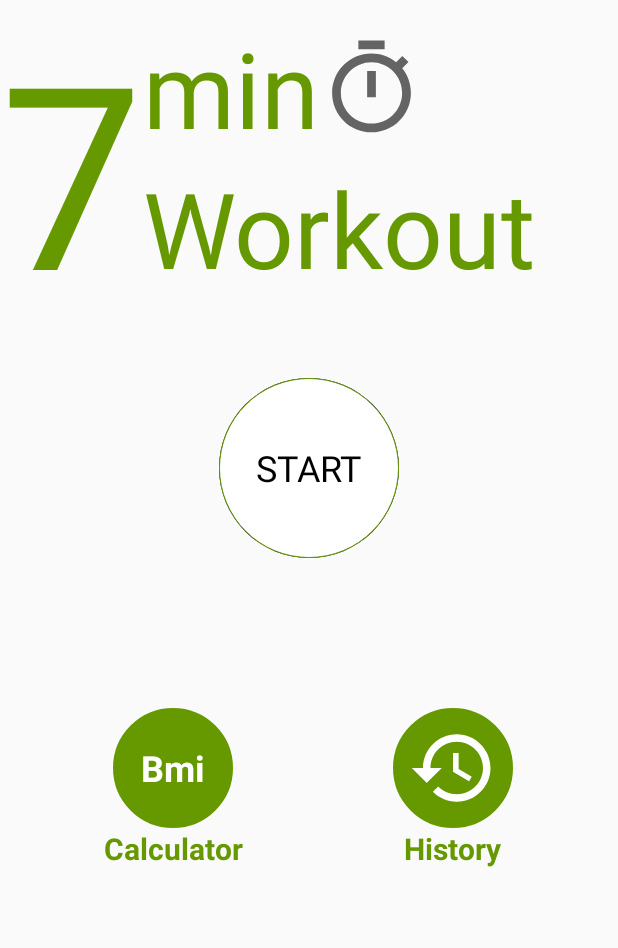
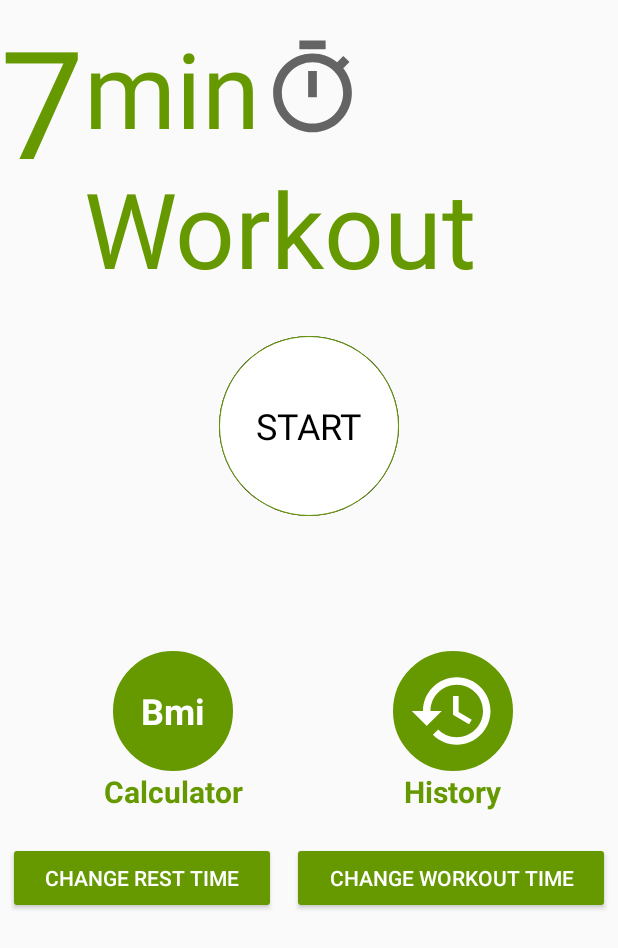
Before and after one commit to RenijS/Android_WorkoutApp_Kotlin, an Android app: the screen it shows after launch (MainActivity), on a phone screen of 412 x 824 dp. Shown: the top 948 px of the screen. Run offline under Robolectric (Android 15) with nearby library versions, the phone set to English and light mode, and no system bars.

Commit message:
7MinWorkoutApp V3

```diff
--- a/app/src/main/res/layout/activity_main.xml
+++ b/app/src/main/res/layout/activity_main.xml
@@ -11,7 +11,7 @@
         android:layout_width="wrap_content"
         android:layout_height="wrap_content"
         android:text="@string/_7"
-        android:textSize="170sp"
+        android:textSize="100sp"
         android:textColor="@android:color/holo_green_dark"
         app:layout_constraintStart_toStartOf="parent"
         app:layout_constraintTop_toTopOf="parent" />
@@ -37,7 +37,7 @@
         android:contentDescription="@string/time" />
 
     <TextView
-        android:id="@+id/textView3"
+        android:id="@+id/tvWorkout"
         android:layout_width="wrap_content"
         android:layout_height="wrap_content"
         android:text="@string/workout"
@@ -56,7 +56,7 @@
         app:layout_constraintEnd_toEndOf="parent"
         app:layout_constraintHorizontal_bias="1.0"
         app:layout_constraintStart_toStartOf="parent"
-        app:layout_constraintTop_toBottomOf="@id/tv7"
+        app:layout_constraintTop_toBottomOf="@id/tvWorkout"
         app:layout_constraintVertical_bias="0.0">
 
         <LinearLayout
@@ -81,7 +81,7 @@
             android:orientation="horizontal"
             android:gravity="center"
             android:baselineAligned="false"
-            android:layout_marginTop="100dp">
+            android:layout_marginTop="90dp">
 
             <LinearLayout
                 android:layout_width="wrap_content"
@@ -143,6 +143,32 @@
             </LinearLayout>
         </LinearLayout>
 
+        <LinearLayout
+            android:layout_width="match_parent"
+            android:layout_height="wrap_content"
+            android:orientation="horizontal"
+            android:layout_marginTop="20dp">
+
+            <Button
+                android:id="@+id/buttonChangeRestTime"
+                android:layout_width="wrap_content"
+                android:layout_height="wrap_content"
+                android:text="@string/change_rest_time"
+                android:layout_weight="1"
+                android:layout_marginEnd="5dp"
+                android:textColor="@color/white"
+                android:backgroundTint="@android:color/holo_green_dark"/>
+            <Button
+                android:id="@+id/buttonChangeWorkoutTime"
+                android:layout_width="wrap_content"
+                android:layout_height="wrap_content"
+                android:text="@string/change_workout_time"
+                android:layout_weight="1"
+                android:layout_marginStart="5dp"
+                android:textColor="@color/white"
+                android:backgroundTint="@android:color/holo_green_dark"/>
+        </LinearLayout>
+
     </LinearLayout>
 
 
--- a/app/src/main/res/values/strings.xml
+++ b/app/src/main/res/values/strings.xml
@@ -37,4 +37,6 @@
     <string name="_7">7</string>
     <string name="exercise_completed">Exercise Completed</string>
     <string name="no_available_data">No Available Data</string>
+    <string name="change_rest_time">Change Rest Time</string>
+    <string name="change_workout_time">Change Workout Time</string>
 </resources>
```
Also changed, not shown: app/src/main/java/com/example/a7minuteworkoutapplication/ExerciseActivity.kt (+27 -9 lines), app/src/main/java/com/example/a7minuteworkoutapplication/MainActivity.kt (+52 -0 lines), app/src/main/res/layout/change_time_dialog.xml (added, +33 -0 lines).
